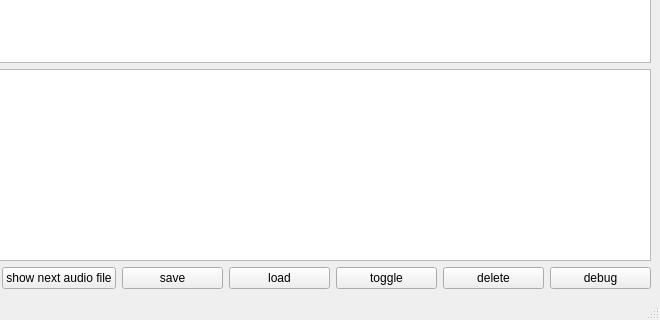
This is gui.ui in groakat/AudioTagger as Qt 5 draws it before an edit; both pictures show x 149 to 809 and y 285 to 605 of the 809 by 605 pixel window. The edited form follows.
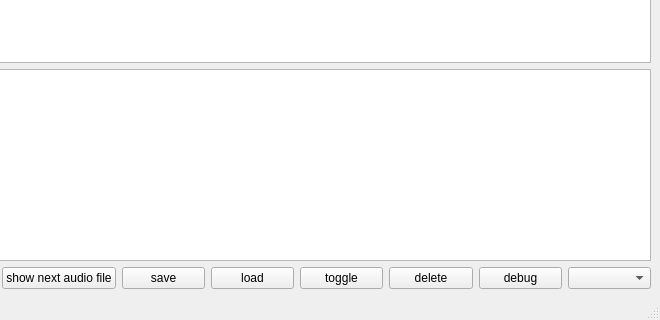
This is the edited form.

Commit message: implemented different classes for bounding boxes

Patch:
```diff
--- a/gui.ui
+++ b/gui.ui
@@ -102,6 +102,9 @@
           </property>
          </widget>
         </item>
+        <item>
+         <widget class="QComboBox" name="cb_labelType"/>
+        </item>
        </layout>
       </item>
      </layout>
```
The commit also changes 2 other files.
